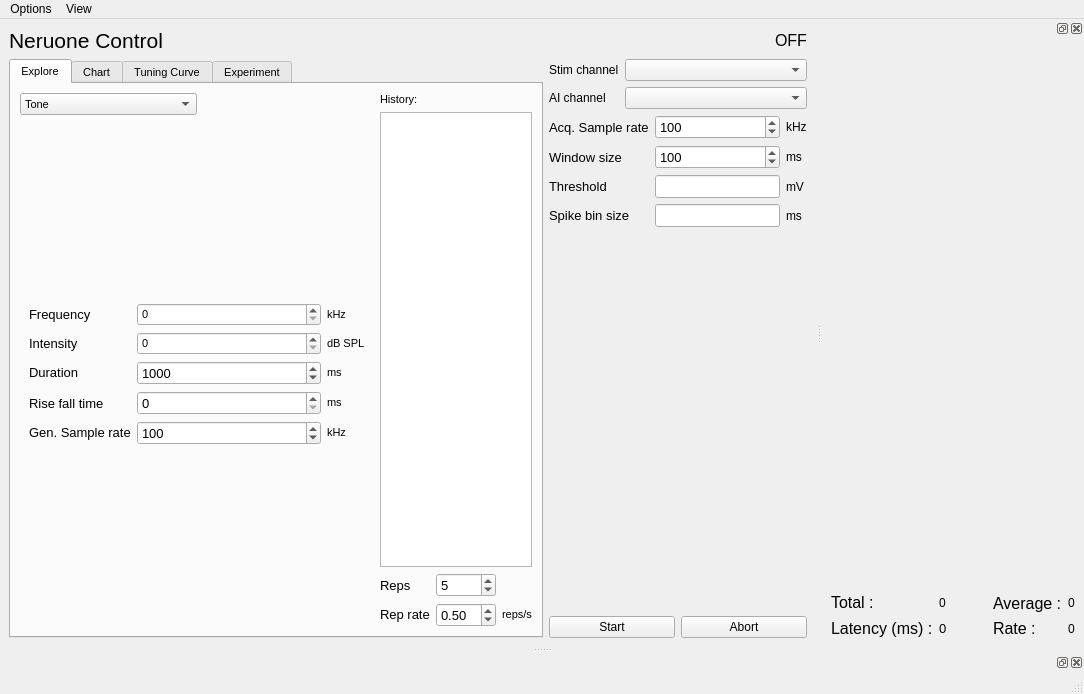
This is main/main_control.ui in portfors-lab/sparkle as Qt 5 draws it before an edit. The edited form follows.
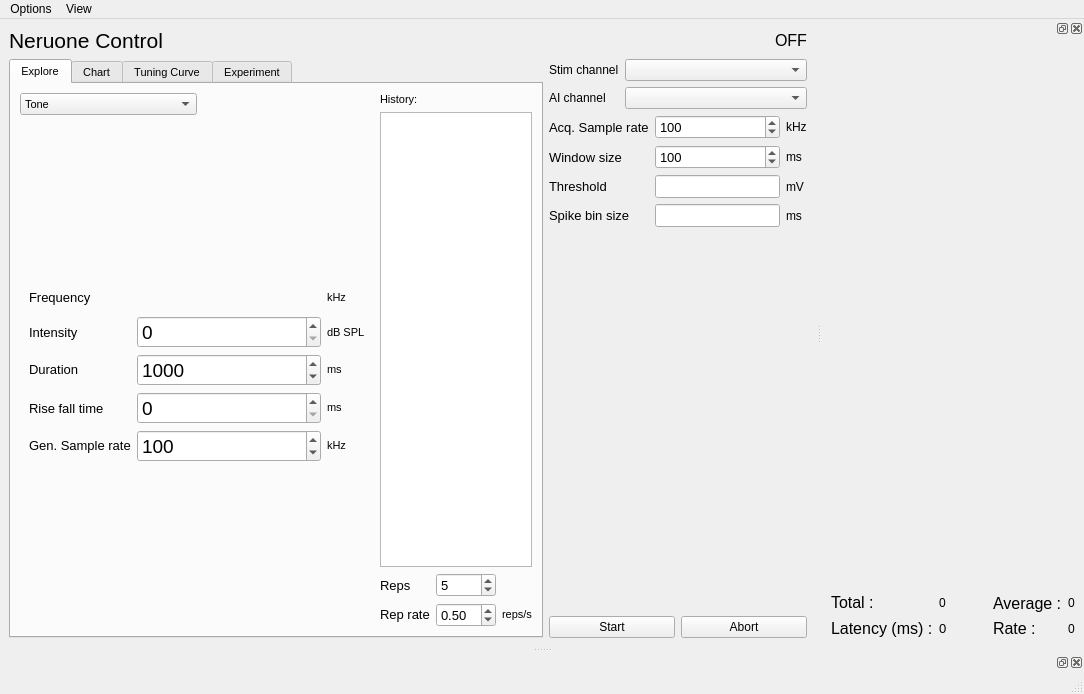
This is the edited form. Custom widgets are drawn as their Qt base class.

Commit message: trying out new custom spinbox

```diff
--- a/main/main_control.ui
+++ b/main/main_control.ui
@@ -137,9 +137,6 @@
                     </property>
                    </widget>
                   </item>
-                  <item row="0" column="1">
-                   <widget class="QSpinBox" name="extone_freq_spnbx"/>
-                  </item>
                   <item row="0" column="0">
                    <widget class="QLabel" name="label_41">
                     <property name="sizePolicy">
@@ -187,7 +184,7 @@
                    <widget class="QSpinBox" name="extone_aosr_spnbx">
                     <property name="font">
                      <font>
-                      <pointsize>10</pointsize>
+                      <pointsize>14</pointsize>
                      </font>
                     </property>
                     <property name="minimum">
@@ -239,7 +236,7 @@
                    <widget class="QSpinBox" name="extone_risefall_spnbx">
                     <property name="font">
                      <font>
-                      <pointsize>10</pointsize>
+                      <pointsize>14</pointsize>
                      </font>
                     </property>
                     <property name="maximum">
@@ -269,7 +266,7 @@
                    <widget class="QSpinBox" name="extone_dur_spnbx">
                     <property name="font">
                      <font>
-                      <pointsize>10</pointsize>
+                      <pointsize>14</pointsize>
                      </font>
                     </property>
                     <property name="minimum">
@@ -312,7 +309,13 @@
                    </widget>
                   </item>
                   <item row="1" column="1">
-                   <widget class="QSpinBox" name="extone_db_spnbx"/>
+                   <widget class="QSpinBox" name="extone_db_spnbx">
+                    <property name="font">
+                     <font>
+                      <pointsize>14</pointsize>
+                     </font>
+                    </property>
+                   </widget>
                   </item>
                   <item row="1" column="2">
                    <widget class="QLabel" name="label_6">
@@ -321,6 +324,22 @@
                     </property>
                    </widget>
                   </item>
+                  <item row="0" column="1">
+                   <widget class="IncrementInput" name="extone_freq_spnbx" native="true">
+                    <property name="sizePolicy">
+                     <sizepolicy hsizetype="Preferred" vsizetype="Fixed">
+                      <horstretch>0</horstretch>
+                      <verstretch>0</verstretch>
+                     </sizepolicy>
+                    </property>
+                    <property name="minimumSize">
+                     <size>
+                      <width>0</width>
+                      <height>25</height>
+                     </size>
+                    </property>
+                   </widget>
+                  </item>
                  </layout>
                 </item>
                </layout>
@@ -1770,6 +1789,12 @@
    <header>audiolab.plotting.custom_plots</header>
    <container>1</container>
   </customwidget>
+  <customwidget>
+   <class>IncrementInput</class>
+   <extends>QWidget</extends>
+   <header>audiolab.main.incrementer</header>
+   <container>1</container>
+  </customwidget>
  </customwidgets>
  <resources/>
  <connections>
```
Left out of the diff: 16 changed lines with no effect on the pictures. The commit also changes 5 other files.
